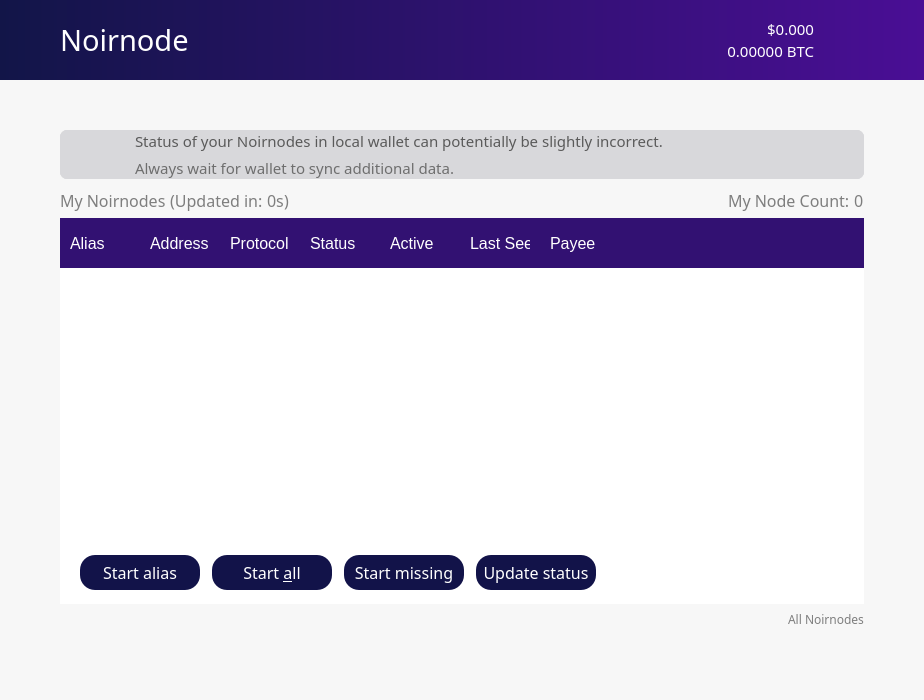
noirofficial/noir, file src/qt/forms/noirnodes.ui: the form before one commit.
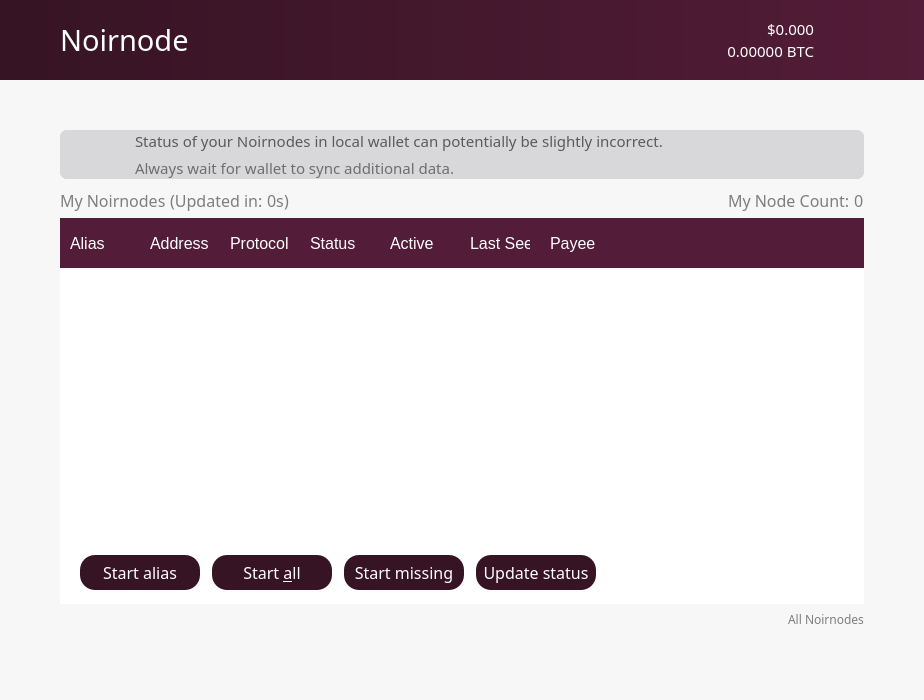
The form after the commit. The open tabs and pages were chosen to show the change. Icons and pictures are not drawn.

Commit message: rebrand: update colors

What changed in the file:
```diff
--- a/src/qt/forms/noirnodes.ui
+++ b/src/qt/forms/noirnodes.ui
@@ -379,7 +379,7 @@
             <bool>false</bool>
            </property>
            <property name="styleSheet">
-            <string notr="true">background: QLinearGradient(x1: 0, y1: 0, x2: 1, y2: 0, stop: 0 #121548, stop: 1 #4a0e95);
+            <string notr="true">background: QLinearGradient(x1: 0, y1: 0, x2: 1, y2: 0, stop: 0 #361423, stop: 1 #531c38);
 border:0;
 </string>
            </property>
@@ -1143,7 +1143,7 @@
                      </property>
                      <property name="styleSheet">
                       <string notr="true">
-QHeaderView::section {height:50; width: 100;border: 0px solid white; background-color: #321172; color: white; font-size: 12pt;padding-left: 10; padding-right:10; } 
+QHeaderView::section {height:50; width: 100;border: 0px solid white; background-color: #531c38; color: white; font-size: 12pt;padding-left: 10; padding-right:10; } 
 QHeaderView::down-arrow { image: url(:/icons/txdown); width: 8px; height: 8px; }
  QHeaderView::up-arrow { image: url(:/icons/txup); width: 8px; height: 8px; }
 
@@ -1160,7 +1160,7 @@
               padding: 4px;
 }
 QScrollBar:vertical {
-            border: 0px solid #321172;
+            border: 0px solid #531c38;
             background: transparent;
             width: 14px;
             margin: 0px 0px 0px 0px;
@@ -1332,7 +1332,7 @@
                        <property name="styleSheet">
                         <string notr="true">
 QPushButton {
-background-color: #121349;
+background-color: #361423;
 color: white;
 border-radius:15px;
 height:35px;
@@ -1377,7 +1377,7 @@
                        <property name="styleSheet">
                         <string notr="true">
 QPushButton {
-background-color: #121349;
+background-color: #361423;
 color: white;
 border-radius:15px;
 height:35px;
@@ -1422,7 +1422,7 @@
                        <property name="styleSheet">
                         <string notr="true">
 QPushButton {
-background-color: #121349;
+background-color: #361423;
 color: white;
 border-radius:15px;
 height:35px;
@@ -1467,7 +1467,7 @@
                        <property name="styleSheet">
                         <string notr="true">
 QPushButton {
-background-color: #121349;
+background-color: #361423;
 color: white;
 border-radius:15px;
 height:35px;
```
Left out of the diff: 14 changed lines with no effect on the pictures. The commit also changes 88 other files.
